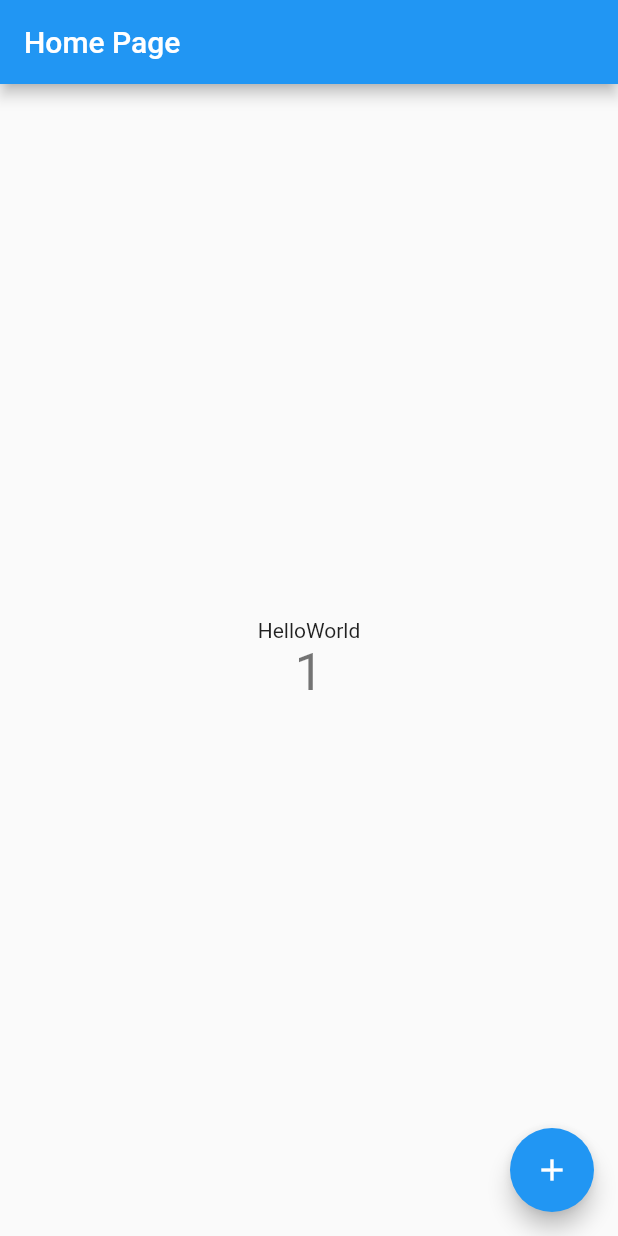
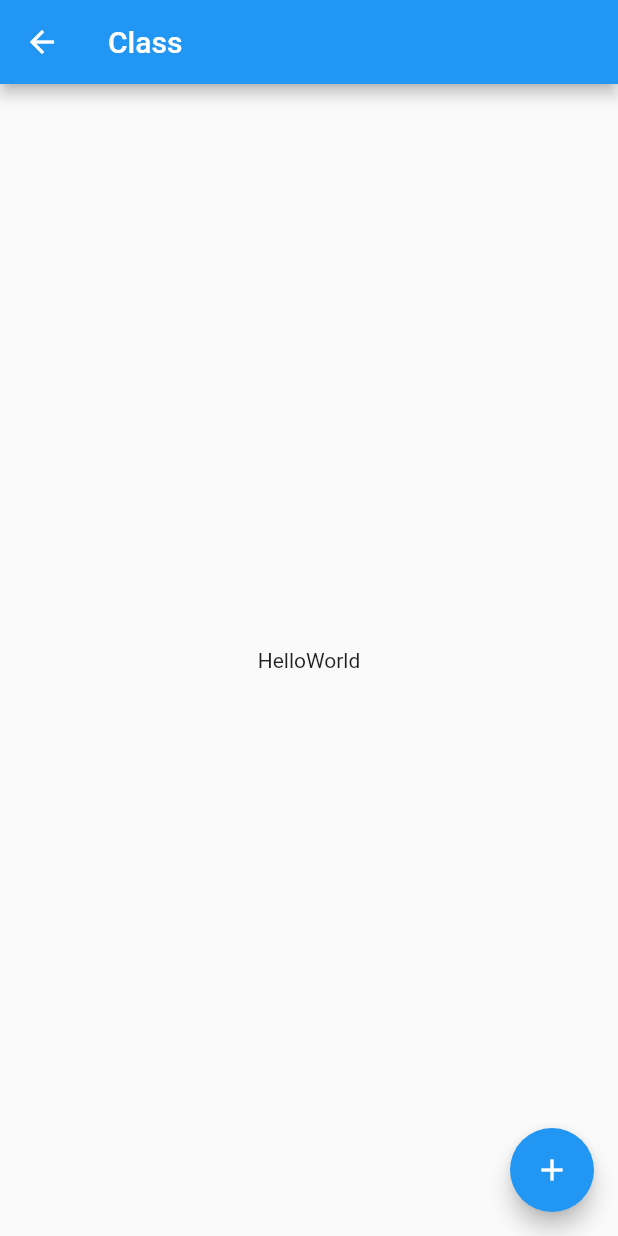
Before and after one commit to harukitosa/lecture_performance_app, a Flutter app: the screen it shows after launch, after a tap on the "add" icon, on a phone screen of 412 x 824 dp. Run offline on Flutter 3.47's test engine with Material 2 defaults, Android fonts, the phone set to English and light mode, and no system bars.

Commit message:
DEVELOP: ディレクトリ構成の作成

```diff
--- /dev/null
+++ b/lib/components/classRoom/index.dart
@@ -0,0 +1,26 @@
+import 'package:flutter/material.dart';
+
+class ClassRoom extends StatelessWidget {
+  @override
+  Widget build(BuildContext context) {
+      void _incrementCounter() {
+          Navigator.pushNamed(context, '/');
+      }
+    return Scaffold(
+      appBar: AppBar(
+        title: Text("Class"),
+      ),
+      body: Center(
+        child:
+          Text(
+            'HelloWorld',
+          ),
+      ),
+      floatingActionButton: FloatingActionButton(
+        onPressed: _incrementCounter,
+        tooltip: 'Increment',
+        child: Icon(Icons.add),
+      ),
+    );
+  }
+}
--- /dev/null
+++ b/lib/components/home/index.dart
@@ -0,0 +1,26 @@
+import 'package:flutter/material.dart';
+
+class Home extends StatelessWidget {
+  @override
+  Widget build(BuildContext context) {
+      void _incrementCounter() {
+          Navigator.pushNamed(context, '/class');
+      }
+    return Scaffold(
+      appBar: AppBar(
+        title: Text("Home"),
+      ),
+      body: Center(
+        child:
+          Text(
+            'HelloWorld',
+          ),
+      ),
+      floatingActionButton: FloatingActionButton(
+        onPressed: _incrementCounter,
+        tooltip: 'Increment',
+        child: Icon(Icons.add),
+      ),
+    );
+  }
+}
--- a/lib/main.dart
+++ b/lib/main.dart
@@ -1,62 +1,4 @@
 import 'package:flutter/material.dart';
+import './routes/index.dart';
 
-void main() => runApp(MyApp());
-
-class MyApp extends StatelessWidget {
-  @override
-  Widget build(BuildContext context) {
-    return MaterialApp(
-      title: 'Flutter Demo',
-      theme: ThemeData(
-        primarySwatch: Colors.blue,
-      ),
-      home: MyHomePage(title: 'Home Page'),
-    );
-  }
-}
-
-class MyHomePage extends StatefulWidget {
-  MyHomePage({Key key, this.title}) : super(key: key);
-  final String title;
-
-  @override
-  _MyHomePageState createState() => _MyHomePageState();
-}
-
-class _MyHomePageState extends State<MyHomePage> {
-  int _counter = 0;
-
-  void _incrementCounter() {
-    setState(() {
-      _counter++;
-    });
-  }
-
-  @override
-  Widget build(BuildContext context) {
-    return Scaffold(
-      appBar: AppBar(
-        title: Text(widget.title),
-      ),
-      body: Center(
-        child: Column(
-          mainAxisAlignment: MainAxisAlignment.center,
-          children: <Widget>[
-            Text(
-              'HelloWorld',
-            ),
-            Text(
-              '$_counter',
-              style: Theme.of(context).textTheme.display1,
-            ),
-          ],
-        ),
-      ),
-      floatingActionButton: FloatingActionButton(
-        onPressed: _incrementCounter,
-        tooltip: 'Increment',
-        child: Icon(Icons.add),
-      ),
-    );
-  }
-}
+void main() => runApp(App());
--- /dev/null
+++ b/lib/routes/index.dart
@@ -0,0 +1,20 @@
+import 'package:flutter/material.dart';
+import '../components/home/index.dart';
+import '../components/classRoom/index.dart';
+
+class App extends StatelessWidget {
+  @override
+  Widget build(BuildContext context) {
+    return MaterialApp(
+      title: 'Flutter Demo',
+      theme: ThemeData(
+        primarySwatch: Colors.blue,
+      ),
+      initialRoute: '/',
+      routes: {
+        '/': (context) => Home(),
+        '/class': (context) => ClassRoom(),
+      },
+    );
+  }
+}
```
Also changed, not shown: 1 other file.
